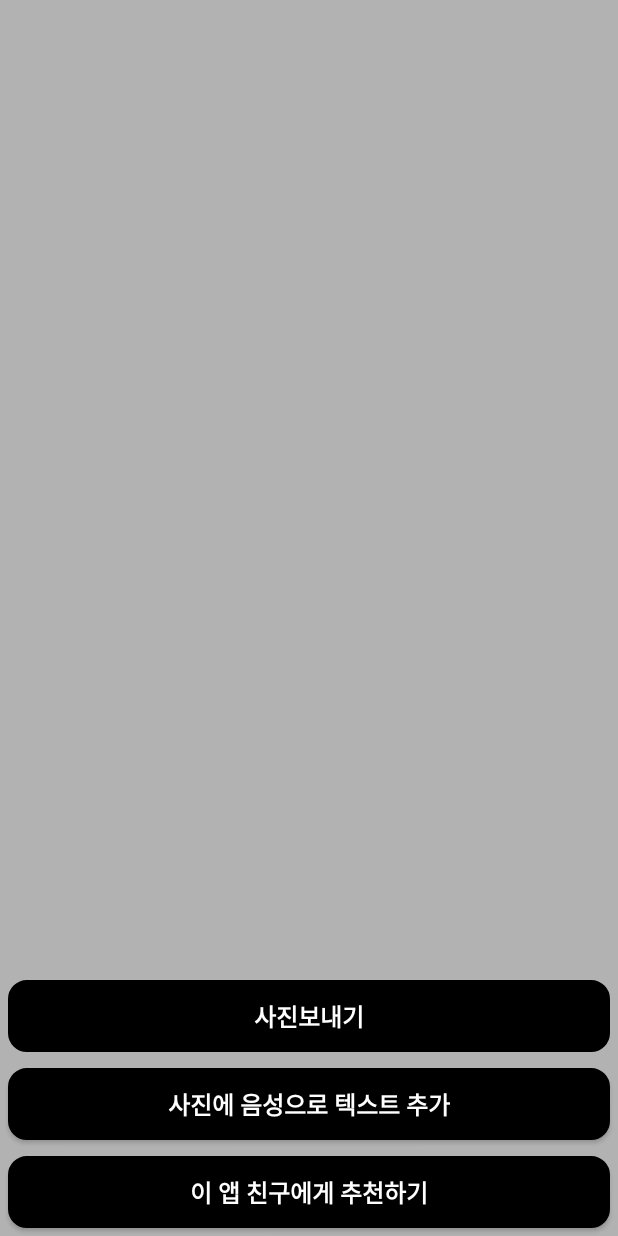
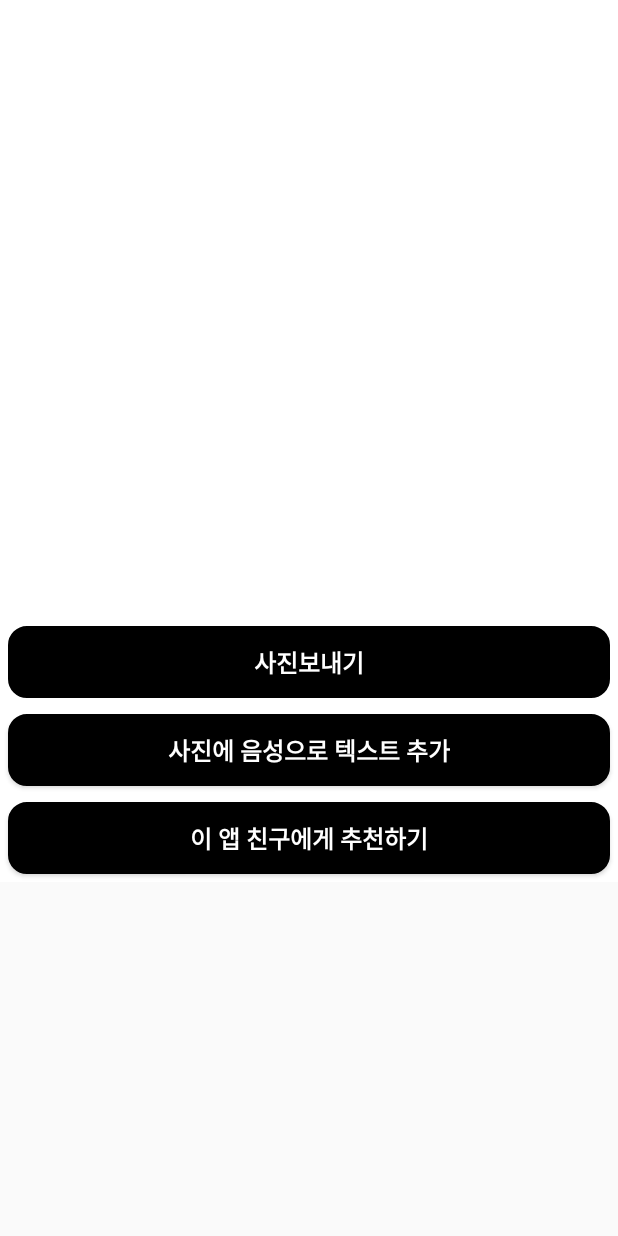
Before and after one commit to Cling-A/three-five, an Android app: the ResultActivity screen opened directly, with no data from a screen before it, on a phone screen of 412 x 824 dp. Run offline under Robolectric (Android 15) with nearby library versions, the phone set to English and light mode, and no system bars; libraries missing offline, so code that uses them is left out: com.kakao.friends, com.kakao.kakaolink, com.kakao.kakaotalk, com.kakao.network, com.kakao.sdk; 5 statements that could not run were skipped.

Commit message:
jhLim / 0606 레이아웃하다가ㅇㅅㅇ

```diff
--- a/app/src/main/java/com/shinjongwoo/computer/graduateproject/tflite/DetectBox.kt
+++ b/app/src/main/java/com/shinjongwoo/computer/graduateproject/tflite/DetectBox.kt
@@ -65,5 +65,4 @@ class DetectBox(var name: String?,
         resultActivity.addContentView(box,param)
         resultActivity.addContentView(text,param)
     }
-
 }
--- a/app/src/main/java/com/shinjongwoo/computer/graduateproject/tflite/ResultActivity.kt
+++ b/app/src/main/java/com/shinjongwoo/computer/graduateproject/tflite/ResultActivity.kt
@@ -104,6 +104,7 @@ class ResultActivity : AppCompatActivity(), View.OnClickListener {
 
 
             val ratio : Float = resultImage.height.toFloat() / capturedImage!!.height.toFloat()
+            Log.d("abcd", "current ratio is " + ratio)
 
             var detectBox = DetectBox(uidNickname.get(facesIterator.getString("name")),
                 facesIterator.getString("name"),
--- a/app/src/main/res/layout/activity_main.xml
+++ b/app/src/main/res/layout/activity_main.xml
@@ -25,6 +25,8 @@
             android:layout_width="match_parent"
             android:layout_height="match_parent"
             android:layout_weight="4"
+            android:background="@color/color6"
+            android:backgroundTint="@color/color6"
             tools:srcCompat="@color/color6" />
 
     </LinearLayout>
@@ -37,6 +39,7 @@
         android:layout_margin="35dp"
         android:adjustViewBounds="true"
         android:background="@color/color6"
+        android:backgroundTint="@color/color6"
         android:maxWidth="60dp"
         android:maxHeight="60dp"
         android:scaleType="fitCenter"
@@ -52,6 +55,7 @@
         android:layout_margin="35dp"
         android:adjustViewBounds="true"
         android:background="@color/color6"
+        android:backgroundTint="@color/color6"
         android:maxWidth="80dp"
         android:maxHeight="80dp"
         android:scaleType="fitCenter"
@@ -67,6 +71,7 @@
         android:layout_marginBottom="20dp"
         android:adjustViewBounds="true"
         android:background="@color/color6"
+        android:backgroundTint="@color/color6"
         android:maxWidth="70dp"
         android:maxHeight="70dp"
         android:scaleType="fitCenter"
--- a/app/src/main/res/layout/result_activity.xml
+++ b/app/src/main/res/layout/result_activity.xml
@@ -4,31 +4,39 @@
     xmlns:tools="http://schemas.android.com/tools"
     android:id="@+id/activity_main"
     android:layout_width="match_parent"
-    android:layout_height="match_parent"
+    android:layout_height="wrap_content"
     tools:context=".tflite.ResultActivity">
 
     <LinearLayout
         android:layout_width="match_parent"
-        android:layout_height="match_parent"
-        android:orientation="vertical"
-        android:background="@color/color2">
+        android:layout_height="wrap_content"
+        android:layout_gravity="center"
+        android:background="@color/color6"
+        android:orientation="vertical">
 
         <ImageView
             android:id="@+id/resultImage"
             android:layout_width="match_parent"
-            android:layout_height="match_parent"
-            android:layout_weight="1" />
+            android:layout_height="wrap_content"
+            android:layout_weight="1"
+            android:adjustViewBounds="true" />
 
         <LinearLayout
             android:layout_width="match_parent"
             android:layout_height="wrap_content"
-            android:orientation="vertical">
+            android:layout_gravity="fill_horizontal"
+            android:background="@color/color6"
+            android:backgroundTint="@color/color6"
+            android:orientation="vertical"
+            android:weightSum="3">
 
             <Button
                 android:id="@+id/sendBtn"
                 android:layout_width="match_parent"
-                android:layout_height="wrap_content"
+                android:layout_height="0dp"
+                android:layout_gravity="fill_horizontal"
                 android:layout_margin="5dp"
+                android:layout_weight="1"
                 android:background="@drawable/button_background"
                 android:backgroundTint="@color/color7"
                 android:text="사진보내기"
@@ -39,8 +47,10 @@
             <Button
                 android:id="@+id/sttBtn"
                 android:layout_width="match_parent"
-                android:layout_height="wrap_content"
+                android:layout_height="0dp"
+                android:layout_gravity="fill_horizontal"
                 android:layout_margin="5dp"
+                android:layout_weight="1"
                 android:background="@drawable/button_background"
                 android:backgroundTint="@color/color7"
                 android:text="사진에 음성으로 텍스트 추가"
@@ -51,8 +61,10 @@
             <Button
                 android:id="@+id/recommendBtn"
                 android:layout_width="match_parent"
-                android:layout_height="wrap_content"
+                android:layout_height="0dp"
+                android:layout_gravity="bottom|fill_horizontal"
                 android:layout_margin="5dp"
+                android:layout_weight="1"
                 android:background="@drawable/button_background"
                 android:backgroundTint="@color/color7"
                 android:text="이 앱 친구에게 추천하기"
--- a/app/src/main/res/values/styles.xml
+++ b/app/src/main/res/values/styles.xml
@@ -8,6 +8,7 @@
         <item name="colorAccent">@color/colorAccent</item>
         <item name="windowActionBar">false</item>
         <item name="windowNoTitle">true</item>
+        <item name="android:windowFullscreen">true</item>
     </style>
 
 </resources>
```
Also changed, not shown: app/src/main/java/com/shinjongwoo/computer/graduateproject/tflite/CustomDialog.kt (+4 -5 lines), app/src/main/java/com/shinjongwoo/computer/graduateproject/tflite/MainActivity.java (+9 -4 lines), app/src/main/res/drawable/round_button.xml (+4 -4 lines), app/src/main/res/drawable/seekbar_seekbar1.xml (added, +29 -0 lines), app/src/main/res/drawable/seekbar_seekbar1_thumb.xml (added, +17 -0 lines), app/src/main/res/layout/info_dialog.xml (+0 -8 lines), app/src/main/res/layout/login_activity.xml (+9 -10 lines), app/src/main/res/layout/stt_dialog.xml (+82 -54 lines).
